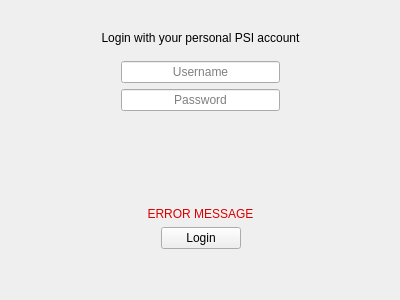
Old version of the form PSIArchiver/login.ui in the repository paulscherrerinstitute/scicat-qt.
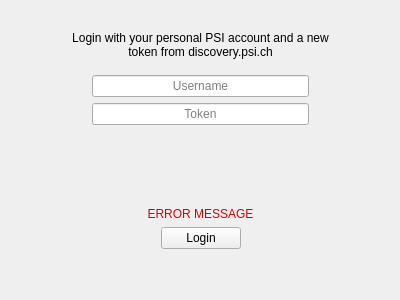
New version of the form.

Commit message: changed GUI to support login with a token

What changed in the file:
```diff
--- a/PSIArchiver/login.ui
+++ b/PSIArchiver/login.ui
@@ -50,11 +50,14 @@
        <item>
         <widget class="QLabel" name="label">
          <property name="text">
-          <string>Login with your personal PSI account</string>
+          <string>Login with your personal PSI account and a new token from discovery.psi.ch</string>
          </property>
          <property name="alignment">
           <set>Qt::AlignCenter</set>
          </property>
+         <property name="wordWrap">
+          <bool>true</bool>
+         </property>
         </widget>
        </item>
        <item>
@@ -112,7 +115,7 @@
               <set>Qt::AlignCenter</set>
              </property>
              <property name="placeholderText">
-              <string>Password</string>
+              <string>Token</string>
              </property>
             </widget>
            </item>
```
The commit also changes 4 other files.
